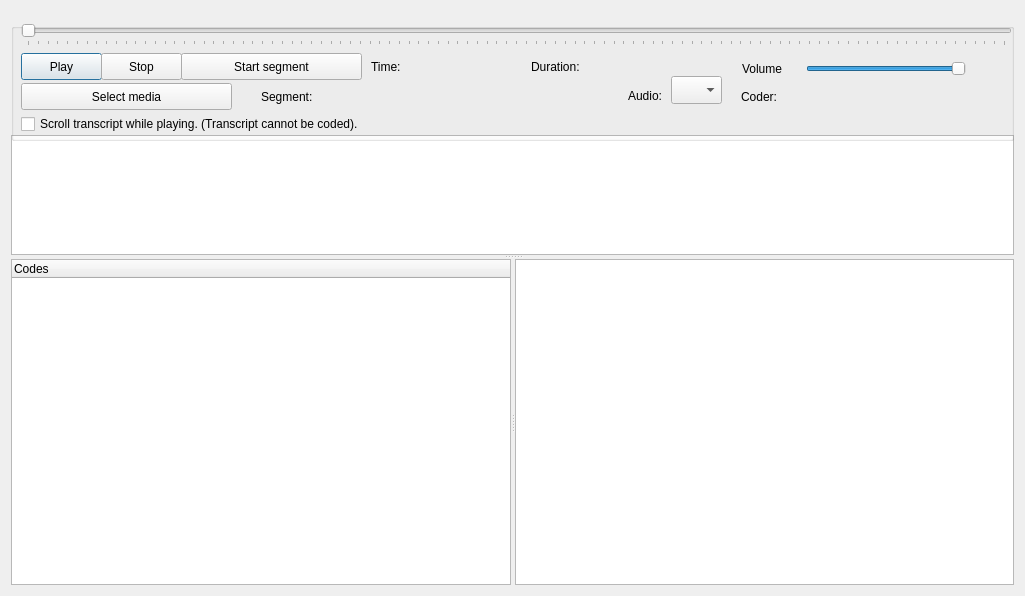
The window that GUI_UIs/ui_dialog_code_av.ui (ccbogel/QualCoder) describes before a commit, drawn with Qt 5.
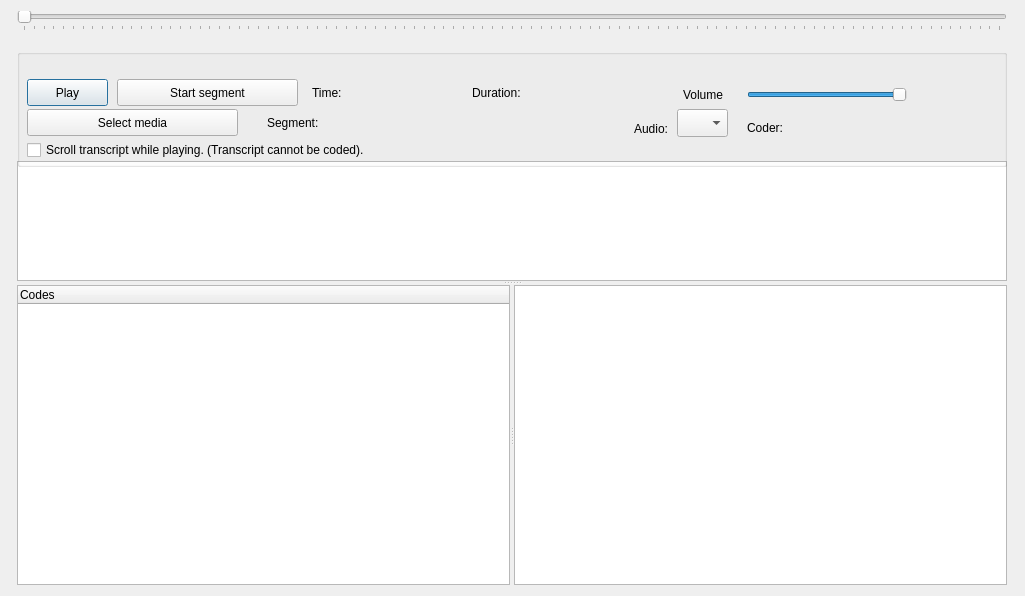
The same window after the commit.

Commit message: removed stop btn

Patch:
```diff
--- a/GUI_UIs/ui_dialog_code_av.ui
+++ b/GUI_UIs/ui_dialog_code_av.ui
@@ -14,7 +14,7 @@
    <string>Code Audio Video</string>
   </property>
   <layout class="QGridLayout" name="gridLayout">
-   <item row="1" column="0">
+   <item row="2" column="0">
     <widget class="QSplitter" name="splitter_2">
      <property name="orientation">
       <enum>Qt::Vertical</enum>
@@ -26,9 +26,15 @@
         <verstretch>0</verstretch>
        </sizepolicy>
       </property>
+      <property name="minimumSize">
+       <size>
+        <width>990</width>
+        <height>0</height>
+       </size>
+      </property>
       <property name="maximumSize">
        <size>
-        <width>16777215</width>
+        <width>990</width>
         <height>120</height>
        </size>
       </property>
@@ -66,7 +72,7 @@
      </widget>
     </widget>
    </item>
-   <item row="0" column="0">
+   <item row="1" column="0">
     <widget class="QGroupBox" name="groupBox_2">
      <property name="minimumSize">
       <size>
@@ -96,23 +102,10 @@
        <string>Play</string>
       </property>
      </widget>
-     <widget class="QPushButton" name="pushButton_stop">
-      <property name="geometry">
-       <rect>
-        <x>90</x>
-        <y>30</y>
-        <width>81</width>
-        <height>27</height>
-       </rect>
-      </property>
-      <property name="text">
-       <string>Stop</string>
-      </property>
-     </widget>
      <widget class="QSlider" name="horizontalSlider_vol">
       <property name="geometry">
        <rect>
-        <x>795</x>
+        <x>730</x>
         <y>37</y>
         <width>160</width>
         <height>18</height>
@@ -131,7 +124,7 @@
      <widget class="QLabel" name="label_volume">
       <property name="geometry">
        <rect>
-        <x>690</x>
+        <x>625</x>
         <y>36</y>
         <width>81</width>
         <height>20</height>
@@ -147,7 +140,7 @@
      <widget class="QLabel" name="label_time">
       <property name="geometry">
        <rect>
-        <x>360</x>
+        <x>295</x>
         <y>33</y>
         <width>151</width>
         <height>21</height>
@@ -160,7 +153,7 @@
      <widget class="QLabel" name="label_time_2">
       <property name="geometry">
        <rect>
-        <x>520</x>
+        <x>455</x>
         <y>33</y>
         <width>161</width>
         <height>21</height>
@@ -170,44 +163,10 @@
        <string>Duration: </string>
       </property>
      </widget>
-     <widget class="QSlider" name="horizontalSlider">
-      <property name="geometry">
-       <rect>
-        <x>10</x>
-        <y>0</y>
-        <width>991</width>
-        <height>23</height>
-       </rect>
-      </property>
-      <property name="toolTip">
-       <string>&lt;html&gt;&lt;head/&gt;&lt;body&gt;&lt;p&gt;Left click on the slider button and drag left or right to change video position.&lt;/p&gt;&lt;/body&gt;&lt;/html&gt;</string>
-      </property>
-      <property name="minimum">
-       <number>0</number>
-      </property>
-      <property name="maximum">
-       <number>1000</number>
-      </property>
-      <property name="singleStep">
-       <number>1</number>
-      </property>
-      <property name="value">
-       <number>0</number>
-      </property>
-      <property name="orientation">
-       <enum>Qt::Horizontal</enum>
-      </property>
-      <property name="tickPosition">
-       <enum>QSlider::TicksBelow</enum>
-      </property>
-      <property name="tickInterval">
-       <number>10</number>
-      </property>
-     </widget>
      <widget class="QPushButton" name="pushButton_coding">
       <property name="geometry">
        <rect>
-        <x>170</x>
+        <x>100</x>
         <y>30</y>
         <width>181</width>
         <height>27</height>
@@ -240,7 +199,7 @@
       <property name="geometry">
        <rect>
         <x>730</x>
-        <y>65</y>
+        <y>70</y>
         <width>271</width>
         <height>17</height>
        </rect>
@@ -266,7 +225,7 @@
       <property name="geometry">
        <rect>
         <x>660</x>
-        <y>53</y>
+        <y>60</y>
         <width>51</width>
         <height>28</height>
        </rect>
@@ -276,7 +235,7 @@
       <property name="geometry">
        <rect>
         <x>570</x>
-        <y>63</y>
+        <y>70</y>
         <width>81</width>
         <height>20</height>
        </rect>
@@ -303,6 +262,46 @@
      </widget>
     </widget>
    </item>
+   <item row="0" column="0">
+    <widget class="QSlider" name="horizontalSlider">
+     <property name="minimumSize">
+      <size>
+       <width>990</width>
+       <height>20</height>
+      </size>
+     </property>
+     <property name="maximumSize">
+      <size>
+       <width>990</width>
+       <height>20</height>
+      </size>
+     </property>
+     <property name="toolTip">
+      <string>&lt;html&gt;&lt;head/&gt;&lt;body&gt;&lt;p&gt;Left click on the slider button and drag left or right to change video position.&lt;/p&gt;&lt;/body&gt;&lt;/html&gt;</string>
+     </property>
+     <property name="minimum">
+      <number>0</number>
+     </property>
+     <property name="maximum">
+      <number>1000</number>
+     </property>
+     <property name="singleStep">
+      <number>1</number>
+     </property>
+     <property name="value">
+      <number>0</number>
+     </property>
+     <property name="orientation">
+      <enum>Qt::Horizontal</enum>
+     </property>
+     <property name="tickPosition">
+      <enum>QSlider::TicksBelow</enum>
+     </property>
+     <property name="tickInterval">
+      <number>10</number>
+     </property>
+    </widget>
+   </item>
   </layout>
  </widget>
  <tabstops>
```
Left out of the diff: 1 changed line with no effect on the pictures. The commit also changes 1 other file.
